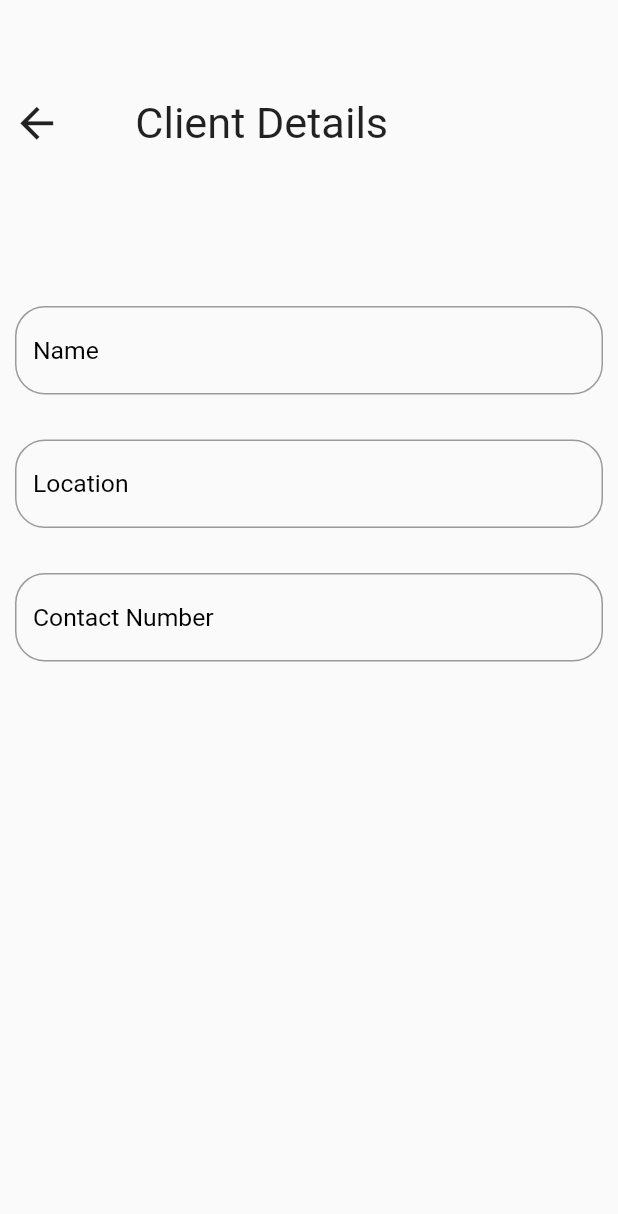
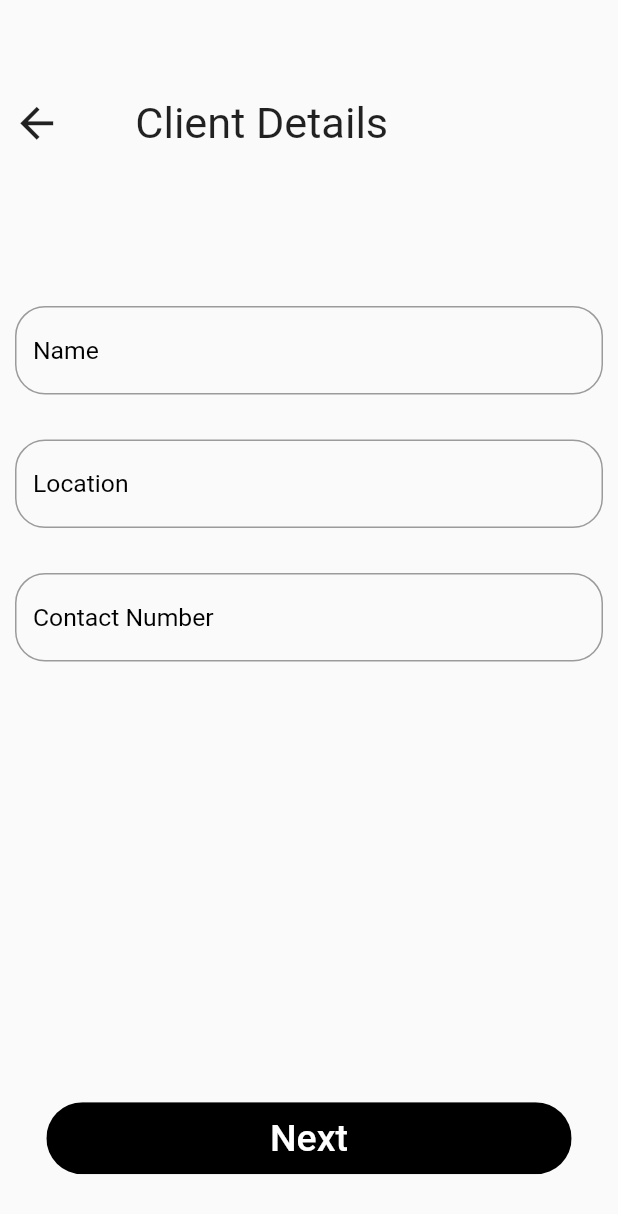
Before and after one commit to RotenKiwi/QuotationGenerator, a Flutter app: the Gurkha screen opened directly, on a phone screen of 412 x 824 dp. Shown: the top 1214 px of the screen. Run offline on Flutter 3.47's test engine with Material 2 defaults, Android fonts, the phone set to English and light mode, and no system bars; missing offline and left inert: dart:ffi; Roboto replaces fonts that are missing (Poppins).

Commit message:
Integrated the Component
Completed Design of Client Details Page

```diff
--- a/lib/Screens/Gurkha.dart
+++ b/lib/Screens/Gurkha.dart
@@ -1,5 +1,6 @@
 import 'package:flutter/material.dart';
 import 'package:sp_quotation/Components/FormField.dart';
+import 'package:sp_quotation/Components/RoundedButton.dart';
 import 'package:sp_quotation/Components/TopBar.dart';
 
 class Gurkha extends StatelessWidget {
@@ -41,6 +42,19 @@ class Gurkha extends StatelessWidget {
                   ],
                 ),
               ),
+              SizedBox(
+                height: constraint.maxWidth * 0.05,
+              ),
+              RoundedButton(
+                text: 'Next',
+                press: () {},
+                color: Colors.black,
+                textColor: Colors.white,
+                length: 0.85,
+              ),
+              SizedBox(
+                height: constraint.maxWidth * 0.1,
+              ),
             ],
           );
         },
```
